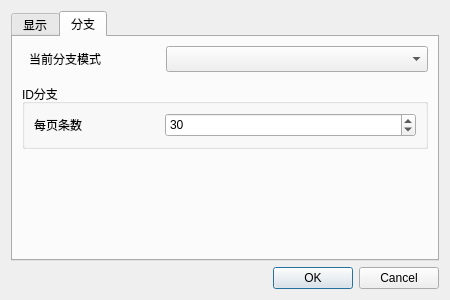
Qt form DrillGIFActionSequenceEditor/Source/Utils/widgetFormSenior/flexiblePageTree/private/w_FPT_Config.ui (DrillUp/DrillGIFActionSequenceEditor) before a commit.
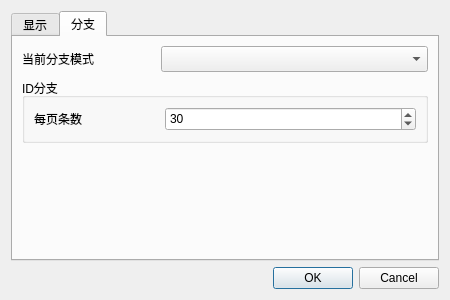
The same form after that commit. The open tabs and pages were chosen to show the change.

The edit to the form file:
```diff
--- a/DrillGIFActionSequenceEditor/Source/Utils/widgetFormSenior/flexiblePageTree/private/w_FPT_Config.ui
+++ b/DrillGIFActionSequenceEditor/Source/Utils/widgetFormSenior/flexiblePageTree/private/w_FPT_Config.ui
@@ -152,10 +152,10 @@
        <item>
         <layout class="QHBoxLayout" name="horizontalLayout" stretch="1,2">
          <property name="leftMargin">
-          <number>7</number>
+          <number>0</number>
          </property>
          <property name="bottomMargin">
-          <number>6</number>
+          <number>0</number>
          </property>
          <item>
           <widget class="QLabel" name="label">
@@ -172,6 +172,12 @@
              <height>26</height>
             </size>
            </property>
+           <property name="maximumSize">
+            <size>
+             <width>16777215</width>
+             <height>26</height>
+            </size>
+           </property>
           </widget>
          </item>
         </layout>
```
Left out of the diff: 9 changed lines with no effect on the pictures.
